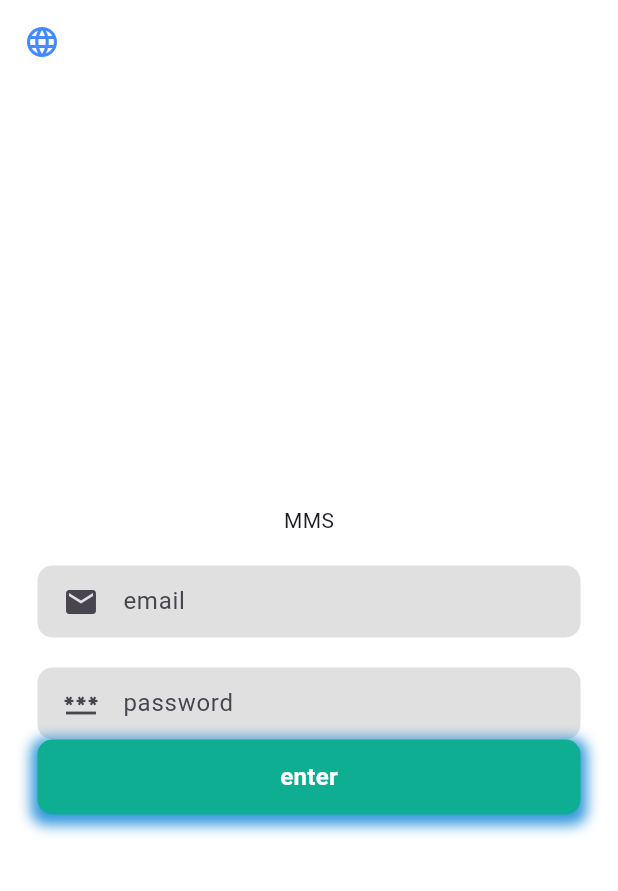
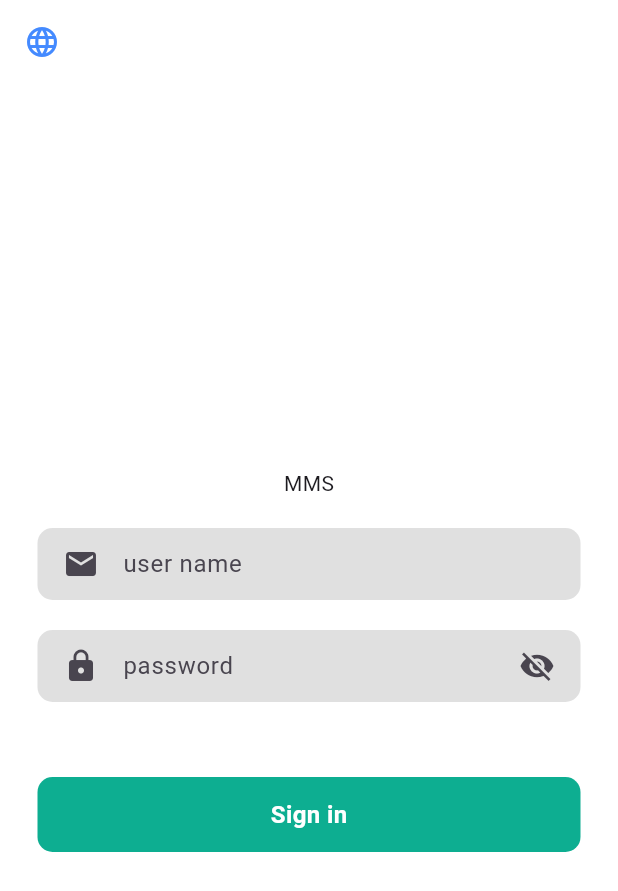
Before and after one commit to oualiddahdi/mms, a Flutter app: the screen it shows after launch, on a phone screen of 412 x 824 dp. Shown: the top 891 px of the screen. Run offline on Flutter 3.47's test engine with Material 3 defaults, Android fonts, the phone set to English and light mode, and no system bars; our stand-ins replace easy_localization, equatable, flutter_secure_storage, get.

Commit message:
edit page login_page.dart

```diff
--- a/assets/translations/ar-AR.json
+++ b/assets/translations/ar-AR.json
@@ -1,7 +1,10 @@
 {
-    "email": "البريد الالكتروني",
+    "email": "إسم المستخدم",
     "password": "كلمة المرور",
     "english": "الانجلزية",
-    "arabic": "عربي"
+    "arabic": "عربي",
+
+    "sign in": "تسجيل الدخول"
+
 
 }
--- a/assets/translations/en-US.json
+++ b/assets/translations/en-US.json
@@ -1,6 +1,9 @@
 {
-    "email": "email",
+    "email": "user name",
     "password": "password",
     "english": "English",
-    "arabic": "Arabic"
+    "arabic": "Arabic",
+
+    "sign in": "Sign in"
+
 }
--- a/lib/common/widgets/button_global_widget.dart
+++ b/lib/common/widgets/button_global_widget.dart
@@ -23,14 +23,7 @@ class ButtonGlobal extends StatelessWidget {
               topRight: Radius.circular(10),
               bottomLeft: Radius.circular(10),
               bottomRight: Radius.circular(10)),
-          boxShadow: [
-            BoxShadow(
-              color: AppColors.primaryColor,
-              spreadRadius: 4,
-              blurRadius: 7,
-              offset: Offset(0, 3), // changes position of shadow
-            ),
-          ],
+
         ),
 
         child: Text(
--- a/lib/modules/auth/views/login_page.dart
+++ b/lib/modules/auth/views/login_page.dart
@@ -1,6 +1,7 @@
 import 'package:easy_localization/easy_localization.dart';
 import 'package:flutter/material.dart';
 import 'package:project/common/widgets/button_global_widget.dart';
+import 'package:project/modules/home/views/home_page.dart';
 import 'package:project/modules/settings/language/controllers/language_controller.dart';
 
 import 'package:project/modules/settings/language/views/language_page.dart';
@@ -15,6 +16,9 @@ class LoginScreen extends StatefulWidget {
 
 class _LoginScreenState extends State<LoginScreen> {
   final TextEditingController controllerEmail = TextEditingController();
+  TextEditingController controllerPassword = TextEditingController();
+  bool _isPasswordVisible = false;
+
 
   @override
   Widget build(BuildContext context) {
@@ -69,19 +73,42 @@ class _LoginScreenState extends State<LoginScreen> {
             Container(
               padding: const EdgeInsets.symmetric(horizontal: 5),
               decoration: BoxDecoration(
-                  color: Colors.grey.shade300,
-                  borderRadius: BorderRadius.circular(10)),
+                color: Colors.grey.shade300,
+                borderRadius: BorderRadius.circular(10),
+              ),
               child: TextField(
+                controller: controllerPassword,
                 textAlignVertical: TextAlignVertical.center,
+                obscureText: !_isPasswordVisible, // Toggle visibility based on the state
                 decoration: InputDecoration(
-                  prefixIcon: const Icon(Icons.password),
+                  prefixIcon: const Icon(Icons.lock),
+                  suffixIcon: GestureDetector(
+                    onTap: () {
+                      // Toggle the visibility state
+                      setState(() {
+                        _isPasswordVisible = !_isPasswordVisible;
+                      });
+                    },
+                    child: Icon(
+                      _isPasswordVisible ? Icons.visibility : Icons.visibility_off,
+                    ),
+                  ),
                   border: InputBorder.none,
                   hintText: "password".tr(),
                 ),
               ),
             ),
+            const SizedBox(
+              height: 50,
+            ),
+            ButtonGlobal(onPress: (){
+              Navigator.push(
+                  context,
+                  MaterialPageRoute(
+                    builder: (context) => const HomePage(),
+                  ));
 
-            ButtonGlobal(onPress: (){}, text: 'enter')
+            }, text: 'sign in'.tr())
           ],
         ),
       ),
--- a/lib/modules/home/views/home_page.dart
+++ b/lib/modules/home/views/home_page.dart
@@ -54,7 +54,7 @@ class _HomePageState extends State<HomePage> {
               onTap: () {
                 Navigator.pop(context); // Close the drawer
                 setState(() {
-                  currentScreen = SettingsContent();
+                  currentScreen =   ();
                   appBarTitle = Text('Settings');
                 });
               },
```
